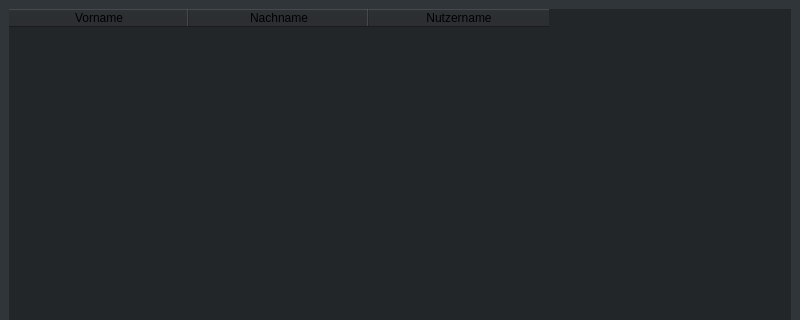
Before: the Qt Designer form ui/main.ui in Jan200101/admintool, drawn with Qt 5; both pictures show x 0 to 800 and y 0 to 320 of the 800 by 600 pixel window.
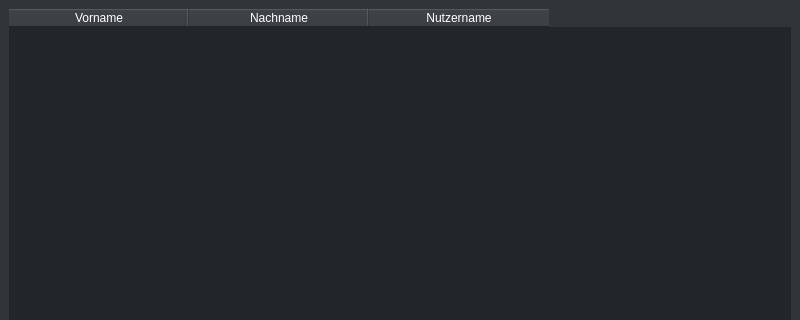
After: the same form once the commit is applied.

Commit message: Update UI for Windows binaries

Diff of the .ui file:
```diff
--- a/ui/main.ui
+++ b/ui/main.ui
@@ -14,13 +14,15 @@
    <string>Admintool</string>
   </property>
   <property name="styleSheet">
-   <string notr="true">QFrame {
-  background-color: #232629;
-}
-
-QMainWindow{
+   <string notr="true">* {
+  color: rgb(255, 255, 255);
   background-color: #30353a;
-}</string>
+}
+
+QTableView {
+  background-color: #232629;
+}
+</string>
   </property>
   <widget class="QWidget" name="centralwidget">
    <layout class="QVBoxLayout" name="verticalLayout_2">
@@ -28,6 +30,9 @@
      <layout class="QVBoxLayout" name="verticalLayout">
       <item>
        <widget class="QTableWidget" name="tableWidget">
+        <property name="styleSheet">
+         <string notr="true"/>
+        </property>
         <property name="locale">
          <locale language="German" country="Germany"/>
         </property>
@@ -49,18 +54,12 @@
         <property name="showDropIndicator" stdset="0">
          <bool>false</bool>
         </property>
-        <property name="alternatingRowColors">
-         <bool>true</bool>
-        </property>
         <property name="verticalScrollMode">
          <enum>QAbstractItemView::ScrollPerPixel</enum>
         </property>
         <property name="horizontalScrollMode">
          <enum>QAbstractItemView::ScrollPerPixel</enum>
         </property>
-        <property name="gridStyle">
-         <enum>Qt::NoPen</enum>
-        </property>
         <property name="sortingEnabled">
          <bool>true</bool>
         </property>
```
